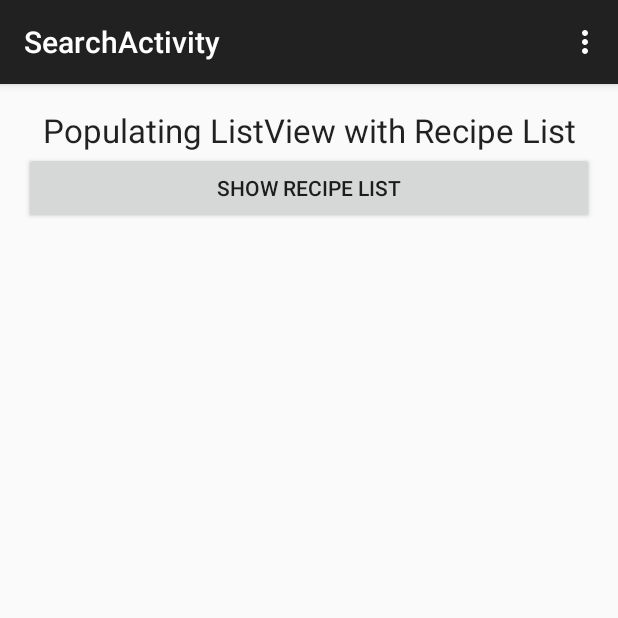
After one commit to wyeung3/gtcs4911, an Android app: the SearchActivity screen opened directly, with no data from a screen before it, on a phone screen of 412 x 824 dp, the top half of it. The commit adds this screen. Run offline under Robolectric (Android 15) with nearby library versions, the phone set to English and light mode, and no system bars.

Commit message:
Search Activity w/ basic listview population code

```diff
--- a/app/src/main/AndroidManifest.xml
+++ b/app/src/main/AndroidManifest.xml
@@ -27,6 +27,11 @@
         <meta-data
             android:name="com.google.android.gms.version"
             android:value="@integer/google_play_services_version" />
+
+        <activity
+            android:name=".SearchActivity"
+            android:label="@string/title_activity_search" >
+        </activity>
     </application>
 
 </manifest>
--- /dev/null
+++ b/app/src/main/java/com/projectbasil/projectbasil/SearchActivity.java
@@ -0,0 +1,82 @@
+package com.projectbasil.projectbasil;
+
+import android.support.v7.app.AppCompatActivity;
+import android.os.Bundle;
+import android.view.Menu;
+import android.view.MenuItem;
+import android.view.View;
+import android.widget.AdapterView;
+import android.widget.ArrayAdapter;
+import android.widget.Button;
+import android.widget.ListView;
+import android.widget.Toast;
+
+import java.util.ArrayList;
+
+public class SearchActivity extends AppCompatActivity {
+
+    private ArrayList<String> recipeList;
+
+    @Override
+    protected void onCreate(Bundle savedInstanceState) {
+        super.onCreate(savedInstanceState);
+        setContentView(R.layout.activity_search);
+
+        Button btnShowRecipes=(Button)findViewById(R.id.buttonShowRecipes);
+        // Set OnClick Listener on button and search when clicked on Button
+        btnShowRecipes.setOnClickListener(new View.OnClickListener() {
+            public void onClick(View v) {
+                recipeList = new ArrayList<>();
+                populateRecipeList();
+            }
+        });
+    }
+
+    @Override
+    public boolean onCreateOptionsMenu(Menu menu) {
+        // Inflate the menu; this adds items to the action bar if it is present.
+        getMenuInflater().inflate(R.menu.menu_search, menu);
+        return true;
+    }
+
+    @Override
+    public boolean onOptionsItemSelected(MenuItem item) {
+        // Handle action bar item clicks here. The action bar will
+        // automatically handle clicks on the Home/Up button, so long
+        // as you specify a parent activity in AndroidManifest.xml.
+        int id = item.getItemId();
+
+        //noinspection SimplifiableIfStatement
+        if (id == R.id.action_settings) {
+            return true;
+        }
+
+        return super.onOptionsItemSelected(item);
+    }
+
+    private void populateRecipeList() {
+        ListView listViewRecipes=(ListView)findViewById(R.id.listViewRecipes);
+        recipeList = searchRecipes();
+        ArrayAdapter<String> arrayAdapter = new ArrayAdapter<>(this, android.R.layout.simple_list_item_1, recipeList);
+        listViewRecipes.setAdapter(arrayAdapter);
+
+        // register onClickListener to handle click events on each item
+        listViewRecipes.setOnItemClickListener(new AdapterView.OnItemClickListener() {
+            // argument position gives the index of item which is clicked
+            public void onItemClick(AdapterView<?> arg0, View v, int position, long arg3) {
+                String selectedRecipe = recipeList.get(position);
+                Toast.makeText(getApplicationContext(), "Recipe Selected : " + selectedRecipe, Toast.LENGTH_LONG).show();
+            }
+        });
+    }
+
+    private ArrayList<String> searchRecipes() {
+        ArrayList list = new ArrayList<String>();
+        for (int i = 0; i < 10; i++)
+        {
+            list.add("Recipe " + i);
+        }
+        return list;
+    }
+
+}
--- /dev/null
+++ b/app/src/main/res/layout/activity_search.xml
@@ -0,0 +1,36 @@
+<RelativeLayout
+    xmlns:android="http://schemas.android.com/apk/res/android"
+    xmlns:tools="http://schemas.android.com/tools"
+    android:layout_width="match_parent"
+    android:layout_height="match_parent" android:paddingLeft="@dimen/activity_horizontal_margin"
+    android:paddingRight="@dimen/activity_horizontal_margin"
+    android:paddingTop="@dimen/activity_vertical_margin"
+    android:paddingBottom="@dimen/activity_vertical_margin"
+    tools:context="com.projectbasil.projectbasil.SearchActivity">
+
+    <TextView
+        android:id="@+id/textView1"
+        android:gravity="center_horizontal"
+        android:layout_width="fill_parent"
+        android:layout_height="wrap_content"
+        android:text="Populating ListView with Recipe List"
+        android:textAppearance="?android:attr/textAppearanceLarge" />
+
+    <Button
+        android:id="@+id/buttonShowRecipes"
+        android:layout_width="fill_parent"
+        android:layout_height="wrap_content"
+        android:text="Show Recipe List"
+        android:layout_below="@+id/textView1" />
+
+
+    <ListView
+        android:id="@+id/listViewRecipes"
+        android:layout_width="fill_parent"
+        android:layout_height="fill_parent"
+        android:dividerHeight="0.1dp"
+        android:divider="#0000CC"
+        android:layout_below="@+id/buttonShowRecipes"
+        >
+    </ListView>
+</RelativeLayout>
--- /dev/null
+++ b/app/src/main/res/menu/menu_search.xml
@@ -0,0 +1,7 @@
+<menu xmlns:android="http://schemas.android.com/apk/res/android"
+    xmlns:app="http://schemas.android.com/apk/res-auto"
+    xmlns:tools="http://schemas.android.com/tools"
+    tools:context="com.projectbasil.projectbasil.SearchActivity">
+    <item android:id="@+id/action_settings" android:title="@string/action_settings"
+        android:orderInCategory="100" app:showAsAction="never" />
+</menu>
--- /dev/null
+++ b/app/src/main/res/values-w820dp/dimens.xml
@@ -0,0 +1,6 @@
+<resources>
+    <!-- Example customization of dimensions originally defined in res/values/dimens.xml
+         (such as screen margins) for screens with more than 820dp of available width. This
+         would include 7" and 10" devices in landscape (~960dp and ~1280dp respectively). -->
+    <dimen name="activity_horizontal_margin">64dp</dimen>
+</resources>
--- a/app/src/main/res/values/strings.xml
+++ b/app/src/main/res/values/strings.xml
@@ -1,3 +1,7 @@
 <resources>
     <string name="app_name">Project Basil</string>
+    <string name="title_activity_search">SearchActivity</string>
+
+    <string name="hello_world">Hello world!</string>
+    <string name="action_settings">Settings</string>
 </resources>
```
